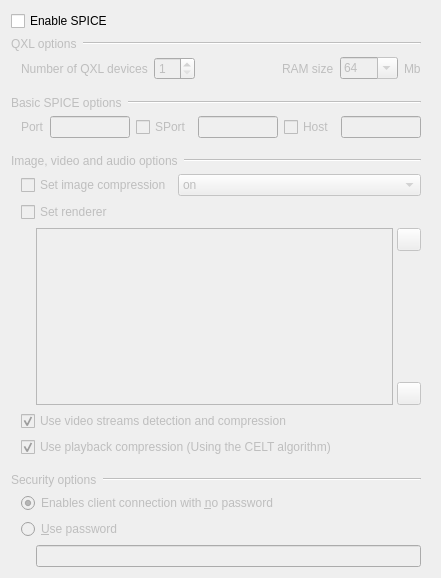
Above: src/SPICE_Settings_Widget.ui from tobimensch/aqemu before the change. Below: the same form after it.
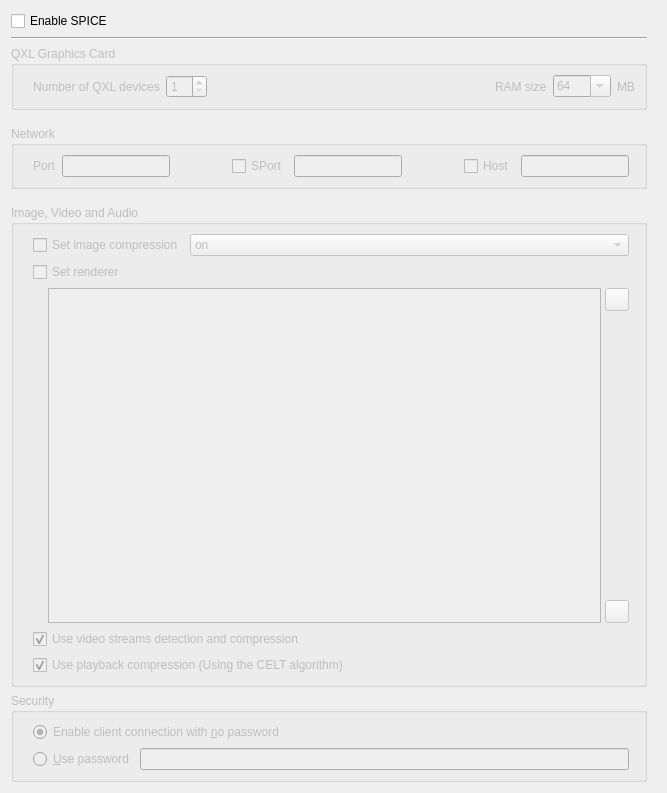
That is the form after the change. Icons and pictures are not drawn.

Patch:
```diff
--- a/src/SPICE_Settings_Widget.ui
+++ b/src/SPICE_Settings_Widget.ui
@@ -6,8 +6,8 @@
    <rect>
     <x>0</x>
     <y>0</y>
-    <width>441</width>
-    <height>578</height>
+    <width>667</width>
+    <height>793</height>
    </rect>
   </property>
   <property name="windowTitle">
@@ -30,8 +30,8 @@
        <rect>
         <x>0</x>
         <y>0</y>
-        <width>479</width>
-        <height>665</height>
+        <width>649</width>
+        <height>775</height>
        </rect>
       </property>
       <layout class="QVBoxLayout" name="verticalLayout_7">
@@ -54,6 +54,13 @@
          </property>
         </widget>
        </item>
+       <item>
+        <widget class="Line" name="line">
+         <property name="orientation">
+          <enum>Qt::Horizontal</enum>
+         </property>
+        </widget>
+       </item>
        <item>
         <widget class="QWidget" name="Widget_SPICE_Settings" native="true">
          <property name="enabled">
@@ -75,30 +82,12 @@
           <item>
            <layout class="QVBoxLayout" name="verticalLayout_3">
             <item>
+             <widget class="QGroupBox" name="">
+              <property name="title">
+               <string>QXL Graphics Card</string>
+              </property>
              <layout class="QHBoxLayout" name="horizontalLayout">
               <item>
-               <widget class="QLabel" name="Label_QXL">
-                <property name="sizePolicy">
-                 <sizepolicy hsizetype="Maximum" vsizetype="Preferred">
-                  <horstretch>0</horstretch>
-                  <verstretch>0</verstretch>
-                 </sizepolicy>
-                </property>
-                <property name="text">
-                 <string>QXL options</string>
-                </property>
-               </widget>
-              </item>
-              <item>
-               <widget class="Line" name="line1">
-                <property name="orientation">
-                 <enum>Qt::Horizontal</enum>
-                </property>
-               </widget>
-              </item>
-             </layout>
-            </item>
-            <item>
              <layout class="QHBoxLayout" name="horizontalLayout_3">
               <property name="leftMargin">
                <number>10</number>
@@ -185,11 +174,14 @@
               <item>
                <widget class="QLabel" name="Label_Mb">
                 <property name="text">
-                 <string>Mb</string>
+                    <string>MB</string>
                 </property>
                </widget>
               </item>
              </layout>
+               </item>
+              </layout>
+             </widget>
             </item>
            </layout>
           </item>
@@ -210,32 +202,12 @@
            </spacer>
           </item>
           <item>
-           <layout class="QVBoxLayout" name="verticalLayout_4">
-            <item>
+           <widget class="QGroupBox" name="">
+            <property name="title">
+             <string>Network</string>
+            </property>
              <layout class="QHBoxLayout" name="horizontalLayout_2">
               <item>
-               <widget class="QLabel" name="Label_SPICE_Options">
-                <property name="sizePolicy">
-                 <sizepolicy hsizetype="Maximum" vsizetype="Preferred">
-                  <horstretch>0</horstretch>
-                  <verstretch>0</verstretch>
-                 </sizepolicy>
-                </property>
-                <property name="text">
-                 <string>Basic SPICE options</string>
-                </property>
-               </widget>
-              </item>
-              <item>
-               <widget class="Line" name="line2">
-                <property name="orientation">
-                 <enum>Qt::Horizontal</enum>
-                </property>
-               </widget>
-              </item>
-             </layout>
-            </item>
-            <item>
              <layout class="QHBoxLayout" name="horizontalLayout_8">
               <property name="leftMargin">
                <number>10</number>
@@ -248,7 +220,17 @@
                </widget>
               </item>
               <item>
-               <widget class="QLineEdit" name="Edit_SPICE_Port"/>
+                <widget class="QLineEdit" name="Edit_SPICE_Port">
+                 <property name="sizePolicy">
+                  <sizepolicy hsizetype="Expanding" vsizetype="Minimum">
+                   <horstretch>0</horstretch>
+                   <verstretch>0</verstretch>
+                  </sizepolicy>
+                 </property>
+                 <property name="maxLength">
+                  <number>5</number>
+                 </property>
+                </widget>
               </item>
               <item>
                <spacer name="horizontalSpacer_2">
@@ -275,6 +257,15 @@
                 <property name="enabled">
                  <bool>false</bool>
                 </property>
+                 <property name="sizePolicy">
+                  <sizepolicy hsizetype="Expanding" vsizetype="Minimum">
+                   <horstretch>0</horstretch>
+                   <verstretch>0</verstretch>
+                  </sizepolicy>
+                 </property>
+                 <property name="maxLength">
+                  <number>5</number>
+                 </property>
                </widget>
               </item>
               <item>
@@ -302,11 +293,25 @@
                 <property name="enabled">
                  <bool>false</bool>
                 </property>
+                 <property name="sizePolicy">
+                  <sizepolicy hsizetype="Minimum" vsizetype="Fixed">
+                   <horstretch>0</horstretch>
+                   <verstretch>0</verstretch>
+                  </sizepolicy>
+                 </property>
                </widget>
               </item>
              </layout>
             </item>
-           </layout>
+             <item>
+              <widget class="Line" name="line2">
+               <property name="orientation">
+                <enum>Qt::Horizontal</enum>
+               </property>
+              </widget>
+             </item>
+            </layout>
+           </widget>
           </item>
           <item>
            <spacer name="verticalSpacer_3">
@@ -327,30 +332,12 @@
           <item>
            <layout class="QVBoxLayout" name="verticalLayout_5">
             <item>
+             <widget class="QGroupBox" name="">
+              <property name="title">
+               <string>Image, Video and Audio</string>
+              </property>
              <layout class="QHBoxLayout" name="horizontalLayout_5">
               <item>
-               <widget class="QLabel" name="Label_Image_Video_Audio_Settings">
-                <property name="sizePolicy">
-                 <sizepolicy hsizetype="Maximum" vsizetype="Preferred">
-                  <horstretch>0</horstretch>
-                  <verstretch>0</verstretch>
-                 </sizepolicy>
-                </property>
-                <property name="text">
-                 <string>Image, video and audio options</string>
-                </property>
-               </widget>
-              </item>
-              <item>
-               <widget class="Line" name="line3">
-                <property name="orientation">
-                 <enum>Qt::Horizontal</enum>
-                </property>
-               </widget>
-              </item>
-             </layout>
-            </item>
-            <item>
              <layout class="QGridLayout" name="gridLayout_2">
               <property name="leftMargin">
                <number>10</number>
@@ -449,7 +436,7 @@
                      <string/>
                     </property>
                     <property name="icon">
-                     <iconset resource="../resources/images.qrc">
+                        <iconset resource="../resources/icons.qrc">
                       <normaloff>:/up.png</normaloff>:/up.png</iconset>
                     </property>
                    </widget>
@@ -476,7 +463,7 @@
                      <string/>
                     </property>
                     <property name="icon">
-                     <iconset resource="../resources/images.qrc">
+                        <iconset resource="../resources/icons.qrc">
                       <normaloff>:/down.png</normaloff>:/down.png</iconset>
                     </property>
                    </widget>
@@ -507,65 +494,31 @@
               </item>
              </layout>
             </item>
-           </layout>
-          </item>
           <item>
-           <spacer name="verticalSpacer_4">
+                <widget class="Line" name="line3">
             <property name="orientation">
-             <enum>Qt::Vertical</enum>
-            </property>
-            <property name="sizeType">
-             <enum>QSizePolicy::Fixed</enum>
-            </property>
-            <property name="sizeHint" stdset="0">
-             <size>
-              <width>150</width>
-              <height>10</height>
-             </size>
-            </property>
-           </spacer>
+                  <enum>Qt::Horizontal</enum>
+                 </property>
+                </widget>
+               </item>
+              </layout>
+             </widget>
+            </item>
+           </layout>
           </item>
           <item>
            <layout class="QVBoxLayout" name="verticalLayout">
             <item>
+             <widget class="QGroupBox" name="">
+              <property name="title">
+               <string>Security</string>
+              </property>
              <layout class="QHBoxLayout" name="horizontalLayout_6">
               <item>
-               <widget class="QLabel" name="Label_Security_Options">
-                <property name="sizePolicy">
-                 <sizepolicy hsizetype="Maximum" vsizetype="Preferred">
-                  <horstretch>0</horstretch>
-                  <verstretch>0</verstretch>
-                 </sizepolicy>
-                </property>
-                <property name="text">
-                 <string>Security options</string>
-                </property>
-               </widget>
-              </item>
-              <item>
-               <widget class="Line" name="line4">
-                <property name="orientation">
-                 <enum>Qt::Horizontal</enum>
-                </property>
-               </widget>
-              </item>
-             </layout>
-            </item>
-            <item>
              <layout class="QGridLayout" name="gridLayout_4">
               <property name="leftMargin">
                <number>10</number>
               </property>
-              <item row="0" column="0">
-               <widget class="QRadioButton" name="RB_No_Password">
-                <property name="text">
-                 <string>Enables client connection with &amp;no password</string>
-                </property>
-                <property name="checked">
-                 <bool>true</bool>
-                </property>
-               </widget>
-              </item>
               <item row="1" column="0">
                <widget class="QRadioButton" name="RB_Use_Password">
                 <property name="text">
@@ -578,7 +531,9 @@
                 <property name="leftMargin">
                  <number>15</number>
                 </property>
-                <item>
+                  </layout>
+                 </item>
+                 <item row="1" column="1">
                  <widget class="QLineEdit" name="Edit_Password">
                   <property name="enabled">
                    <bool>false</bool>
@@ -588,9 +543,27 @@
                   </property>
                  </widget>
                 </item>
-               </layout>
-              </item>
-             </layout>
+                 <item row="0" column="0" colspan="2">
+                  <widget class="QRadioButton" name="RB_No_Password">
+                   <property name="text">
+                    <string>Enable client connection with &amp;no password</string>
+                   </property>
+                   <property name="checked">
+                    <bool>true</bool>
+                   </property>
+                  </widget>
+                 </item>
+                </layout>
+               </item>
+               <item>
+                <widget class="Line" name="line4">
+                 <property name="orientation">
+                  <enum>Qt::Horizontal</enum>
+                 </property>
+                </widget>
+               </item>
+              </layout>
+             </widget>
             </item>
            </layout>
           </item>
```
Left out of the diff: 3 changed lines with no effect on the pictures. Lines whose indentation alone changed are shown as unchanged.
